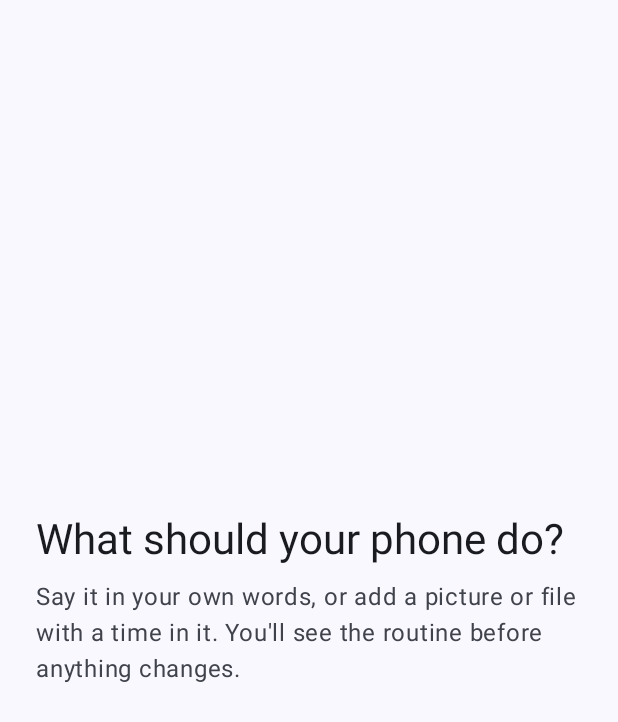
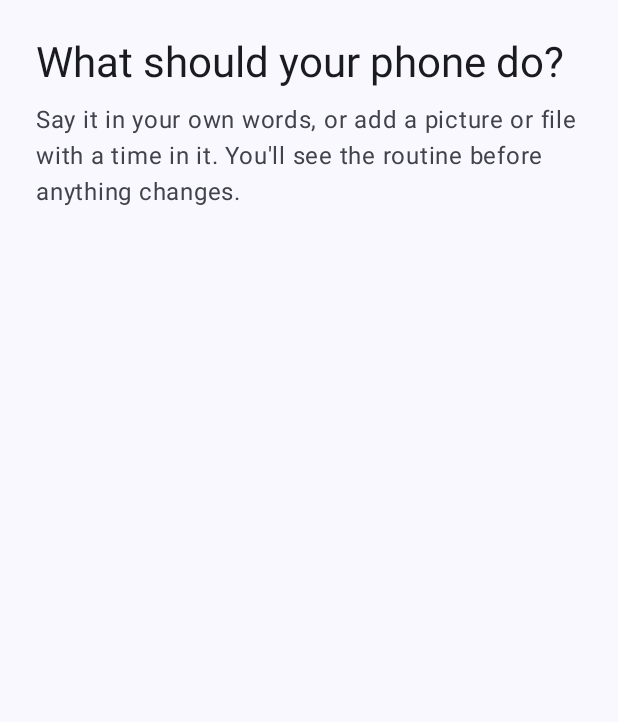
Before and after one commit to Mutalib713/pixel-routines, an Android app built with Jetpack Compose: the composable EmptyChat called with empty values, on a phone screen of 412 x 824 dp. Shown: the top 722 px of the screen. Run offline under Robolectric (Android 15) with nearby library versions, the phone set to English and light mode, and no system bars; pictures from the network do not load.

Commit message:
Chat: text box sits right on the keyboard; empty screen scrolls
Seen on the Pixel: with the keyboard open there was a ~180 dp gap between the
text box and the keyboard, and the title was pushed off the top. MainActivity
had no windowSoftInputMode, so Android panned the whole window up AND the
composer's imePadding lifted it again. adjustResize stops the pan; the app's
own insets now place the composer exactly on the keyboard (checked on the
Pixel). The empty screen now scrolls so the suggestion tiles aren't squashed
when the keyboard takes half the screen. 84/84 unit tests.

```diff
--- a/app/src/main/AndroidManifest.xml
+++ b/app/src/main/AndroidManifest.xml
@@ -112,7 +112,8 @@
         <activity
             android:name=".MainActivity"
             android:exported="true"
-            android:launchMode="singleTop">
+            android:launchMode="singleTop"
+            android:windowSoftInputMode="adjustResize">
             <intent-filter>
                 <action android:name="android.intent.action.MAIN" />
                 <category android:name="android.intent.category.LAUNCHER" />
--- a/app/src/main/java/com/mosman/routines/ui/assistant/AssistantScreenRedesigned.kt
+++ b/app/src/main/java/com/mosman/routines/ui/assistant/AssistantScreenRedesigned.kt
@@ -18,6 +18,7 @@ import androidx.compose.foundation.lazy.rememberLazyListState
 import androidx.compose.foundation.shape.CircleShape
 import androidx.compose.foundation.shape.RoundedCornerShape
 import androidx.compose.foundation.selection.selectable
+import androidx.compose.foundation.verticalScroll
 import androidx.compose.material.icons.Icons
 import androidx.compose.material.icons.filled.ArrowUpward
 import androidx.compose.material.icons.outlined.Add
@@ -477,9 +478,10 @@ fun AssistantScreenRedesigned(
 
 @Composable
 private fun EmptyChat(suggestions: List<String>, onPick: (String) -> Unit, modifier: Modifier = Modifier) {
+    // Scrolls, so the tiles stay whole when the keyboard takes half the screen (seen on the Pixel).
     Column(
-        modifier.fillMaxSize().padding(horizontal = Sp.xl),
-        verticalArrangement = Arrangement.Center,
+        modifier.fillMaxSize().verticalScroll(androidx.compose.foundation.rememberScrollState())
+            .padding(horizontal = Sp.xl, vertical = Sp.xl),
     ) {
         Text("What should your phone do?", style = MaterialTheme.typography.headlineMedium)
         Spacer(Modifier.height(Sp.s))
```
